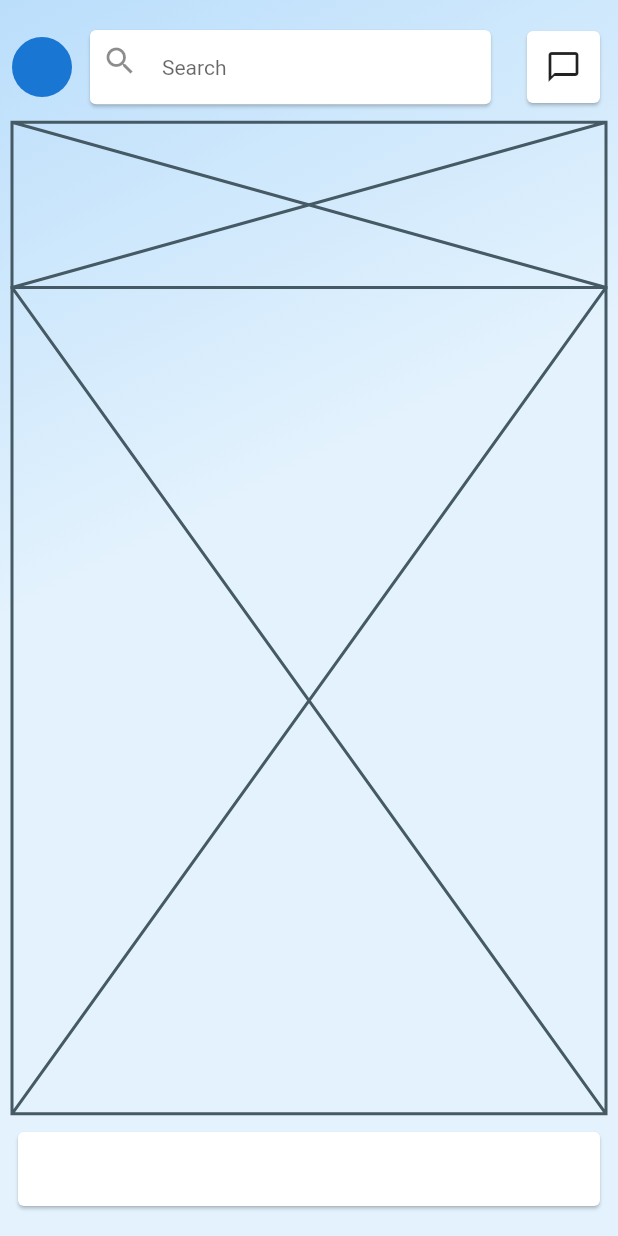
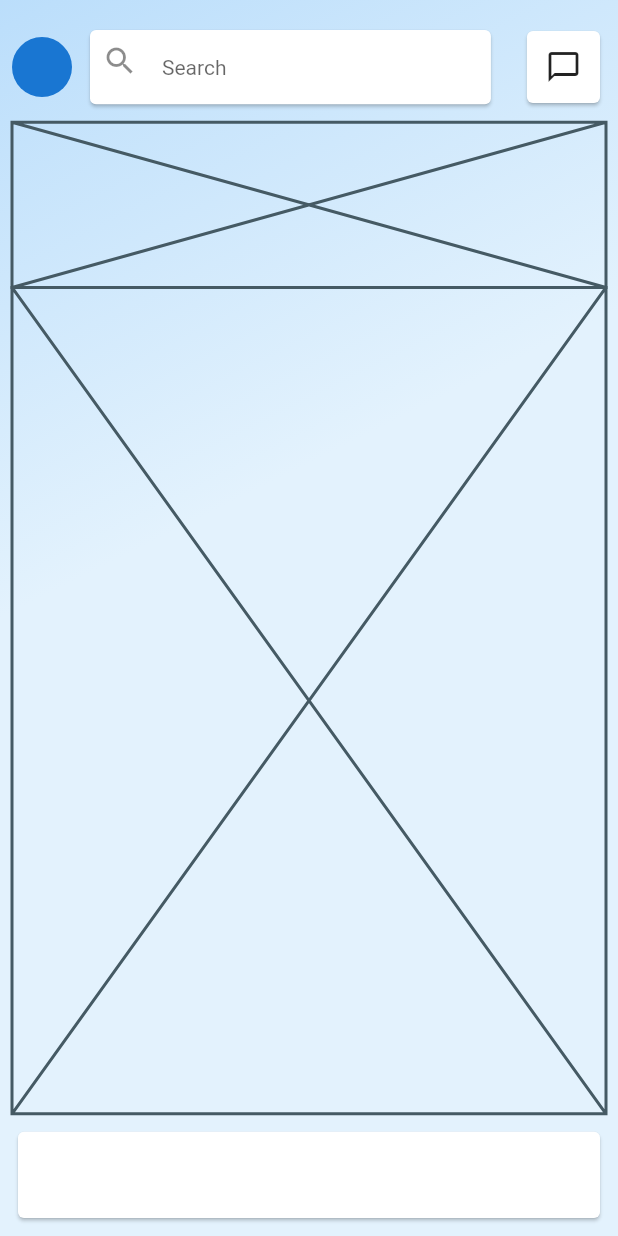
Before and after one commit to JAICHANGPARK/flutter_notebook_8th_story, a Flutter app: the screen it shows after launch, on a phone screen of 412 x 824 dp. Run offline on Flutter 3.47's test engine with Material 2 defaults, Android fonts, the phone set to English and light mode, and no system bars; our stand-ins replace badges, flutter_hooks, google_fonts, hooks_riverpod, state_notifier.

Commit message:
Update linkedin_main_page.dart

```diff
--- a/lib/ep580_linkedin_app/linkedin_main_page.dart
+++ b/lib/ep580_linkedin_app/linkedin_main_page.dart
@@ -73,7 +73,7 @@ class _LinkedinMainPageState extends State<LinkedinMainPage> {
                 Expanded(
                   flex: 2,
                   child: Padding(
-                    padding: const EdgeInsets.only(top: 8, bottom: 8),
+                    padding: const EdgeInsets.only(top: 8),
                     child: Card(
                       child: Row(
                         children: [
```
